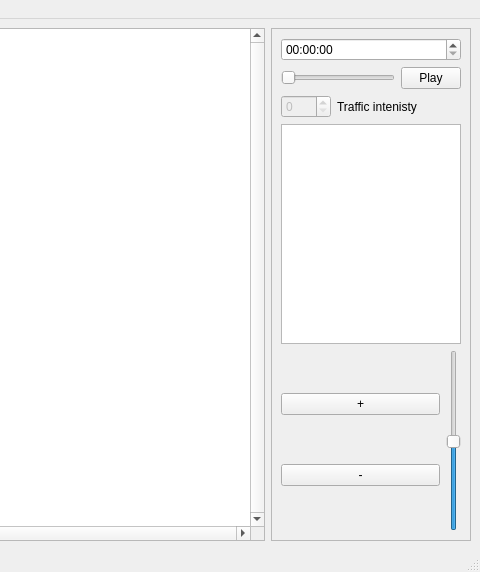
pirxus/VUT-FIT-ICP-project, file qt/traffic/mainwindow.ui: the form before one commit; both pictures show x 479 to 959 and y 0 to 572 of the 959 by 572 pixel window.
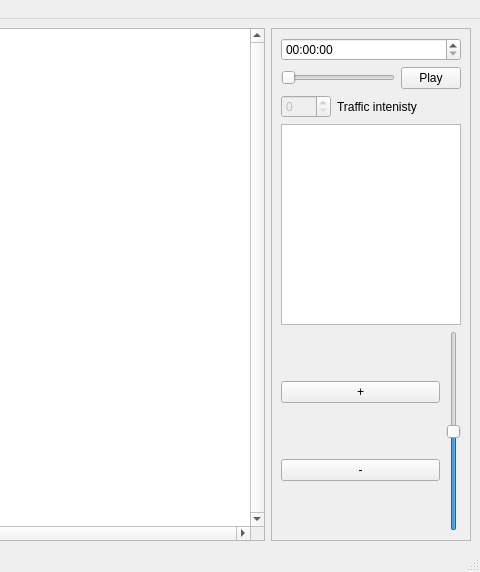
The form after the commit.

Commit message: add itinerary signals

Patch:
```diff
--- a/qt/traffic/mainwindow.ui
+++ b/qt/traffic/mainwindow.ui
@@ -123,13 +123,16 @@
         </layout>
        </item>
        <item>
-        <widget class="QListWidget" name="listWidget">
-         <property name="minimumSize">
-          <size>
-           <width>0</width>
-           <height>220</height>
-          </size>
+        <widget class="QTableWidget" name="itineraryTable">
+         <property name="rowCount">
+          <number>0</number>
          </property>
+         <property name="columnCount">
+          <number>0</number>
+         </property>
+         <attribute name="horizontalHeaderCascadingSectionResizes">
+          <bool>false</bool>
+         </attribute>
         </widget>
        </item>
        <item>
```
Left out of the diff: 2 changed lines with no effect on the pictures. The commit also changes 6 other files.
